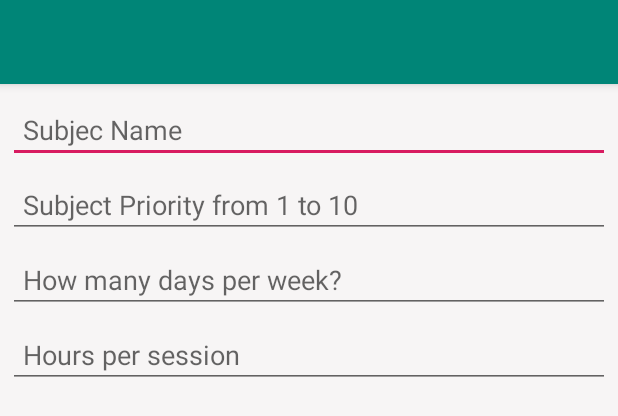
After one commit to fatemeh123/Achievement1, an Android app: the layout addig_project_dialog_layout.xml on its own in the app's theme, with its tools: preview values and no code run, on a phone screen of 412 x 824 dp. The commit adds this screen. Shown: the top 416 px of the screen. Run offline under Robolectric (Android 15) with nearby library versions, the phone set to English and light mode, and no system bars.

Commit message:
database table 1 an dialog add completed

```diff
--- a/app/src/main/res/layout/activity_menu.xml
+++ b/app/src/main/res/layout/activity_menu.xml
@@ -14,7 +14,7 @@
             class="com.example.hero.achievement.FirstclickAddFragment"
             android:id="@+id/firstClickFragment"
             android:layout_width="match_parent"
-            android:layout_height="match_parent"></fragment>
+            android:layout_height="20dp"/>
 
         <android.support.design.widget.FloatingActionButton
             android:id="@+id/fab"
--- /dev/null
+++ b/app/src/main/res/layout/addig_project_dialog_layout.xml
@@ -0,0 +1,111 @@
+<?xml version="1.0" encoding="utf-8"?>
+<android.support.constraint.ConstraintLayout xmlns:android="http://schemas.android.com/apk/res/android"
+    xmlns:app="http://schemas.android.com/apk/res-auto"
+    xmlns:tools="http://schemas.android.com/tools"
+    android:layout_width="match_parent"
+    android:layout_height="match_parent"
+    tools:context=".MainActivity">
+
+    <android.support.design.widget.CoordinatorLayout
+        xmlns:android="http://schemas.android.com/apk/res/android"
+        android:layout_width="match_parent"
+        android:layout_height="match_parent"
+        android:background="#f7f5f5">
+
+        <android.support.design.widget.AppBarLayout
+            android:layout_width="match_parent"
+            android:layout_height="wrap_content" >
+
+            <android.support.v7.widget.Toolbar
+                android:id="@+id/toolbar"
+                android:layout_width="match_parent"
+                android:layout_height="wrap_content">
+
+            </android.support.v7.widget.Toolbar>
+
+        </android.support.design.widget.AppBarLayout>
+
+        <FrameLayout
+            android:layout_width="match_parent"
+            android:layout_height="match_parent">
+
+            <LinearLayout
+                android:layout_width="match_parent"
+                android:layout_height="match_parent"
+                android:orientation="vertical">
+
+                <LinearLayout
+                    android:weightSum="2"
+                    android:layout_width="match_parent"
+                    android:layout_height="wrap_content"
+                    android:orientation="horizontal">
+
+                    <Button
+                        android:layout_margin="5dp"
+                        android:layout_weight="1"
+                        android:id="@+id/btnBackAddingDialog"
+                        android:layout_width="0dp"
+                        android:layout_height="wrap_content"
+                        android:text="back"/>
+
+                    <Button
+                        android:layout_margin="5dp"
+                        android:layout_weight="1"
+                        android:id="@+id/btnSaveBackAddingDialog"
+                        android:layout_width="0dp"
+                        android:layout_height="wrap_content"
+                        android:text="save"
+                        />
+
+                </LinearLayout>
+
+                <EditText
+                    android:layout_marginTop="5dp"
+                    android:layout_marginStart="5dp"
+                    android:layout_marginEnd="5dp"
+                    android:hint= "Subjec Name "
+                    android:padding="10dp"
+                    android:id="@+id/edtAddingDialogSubjName"
+                    android:layout_width="match_parent"
+                    android:layout_height="wrap_content"/>
+
+                <EditText
+                    android:padding="10dp"
+                    android:layout_marginTop="5dp"
+                    android:layout_marginStart="5dp"
+                    android:layout_marginEnd="5dp"
+                    android:id="@+id/edtAddingDialogSubjPriority"
+                    android:layout_width="match_parent"
+                    android:inputType="number"
+                    android:layout_height="wrap_content"
+                    android:hint= "Subject Priority from 1 to 10" />
+
+
+                <EditText
+                    android:padding="10dp"
+                    android:layout_marginTop="5dp"
+                    android:layout_marginStart="5dp"
+                    android:layout_marginEnd="5dp"
+                    android:inputType="number"
+                    android:id="@+id/edtAddingDialogDayPerWeek"
+                    android:layout_width="match_parent"
+                    android:layout_height="wrap_content"
+                    android:hint= "How many days per week?" />
+
+                <EditText
+                    android:padding="10dp"
+                    android:layout_marginTop="5dp"
+                    android:layout_marginStart="5dp"
+                    android:layout_marginEnd="5dp"
+                    android:id="@+id/edtAddingDialogHourPerDay"
+                    android:layout_width="match_parent"
+                    android:inputType="number"
+                    android:layout_height="wrap_content"
+                    android:hint= "Hours per session " />
+
+
+            </LinearLayout>
+
+        </FrameLayout>
+    </android.support.design.widget.CoordinatorLayout>
+</android.support.constraint.ConstraintLayout>
--- a/app/src/main/res/layout/fragment_sign_in.xml
+++ b/app/src/main/res/layout/fragment_sign_in.xml
@@ -2,8 +2,7 @@
 <FrameLayout xmlns:android="http://schemas.android.com/apk/res/android"
     xmlns:tools="http://schemas.android.com/tools"
     android:layout_width="match_parent"
-    android:layout_height="match_parent"
-    tools:context=".SignInFragment">
+    android:layout_height="match_parent">
 
     <!-- TODO: Update blank fragment layout -->
     <TextView
--- a/app/src/main/res/values/styles.xml
+++ b/app/src/main/res/values/styles.xml
@@ -8,4 +8,5 @@
         <item name="colorAccent">@color/colorAccent</item>
     </style>
 
+
 </resources>
```
Also changed, not shown: app/build.gradle (+7 -10 lines), app/src/main/AndroidManifest.xml (+3 -6 lines), app/src/main/java/com/example/hero/achievement/AddingProjectDailog.java (added, +14 -0 lines), app/src/main/java/com/example/hero/achievement/MenuActivity.java (+90 -7 lines), app/src/main/java/com/example/hero/achievement/NamesAdapter.java (+7 -6 lines), app/src/main/java/com/example/hero/achievement/SQLiteDBHelper.java (+66 -12 lines), app/src/main/java/com/example/hero/achievement/model/DatabaseModel1.java (added, +48 -0 lines), app/src/main/res/drawable/bg_dialog.xml (added, +9 -0 lines), app/src/main/res/drawable/icon_access.xml (added, +9 -0 lines), app/src/main/res/drawable/icon_show_chart.xml (added, +9 -0 lines), app/src/main/res/layout/activity_login.xml (+1 -6 lines), app/src/main/res/layout/fragment_firstclick_add.xml (+6 -1 lines), app/src/main/res/layout/names_list_item.xml (+58 -9 lines), build.gradle (+7 -5 lines), 2 other files.
